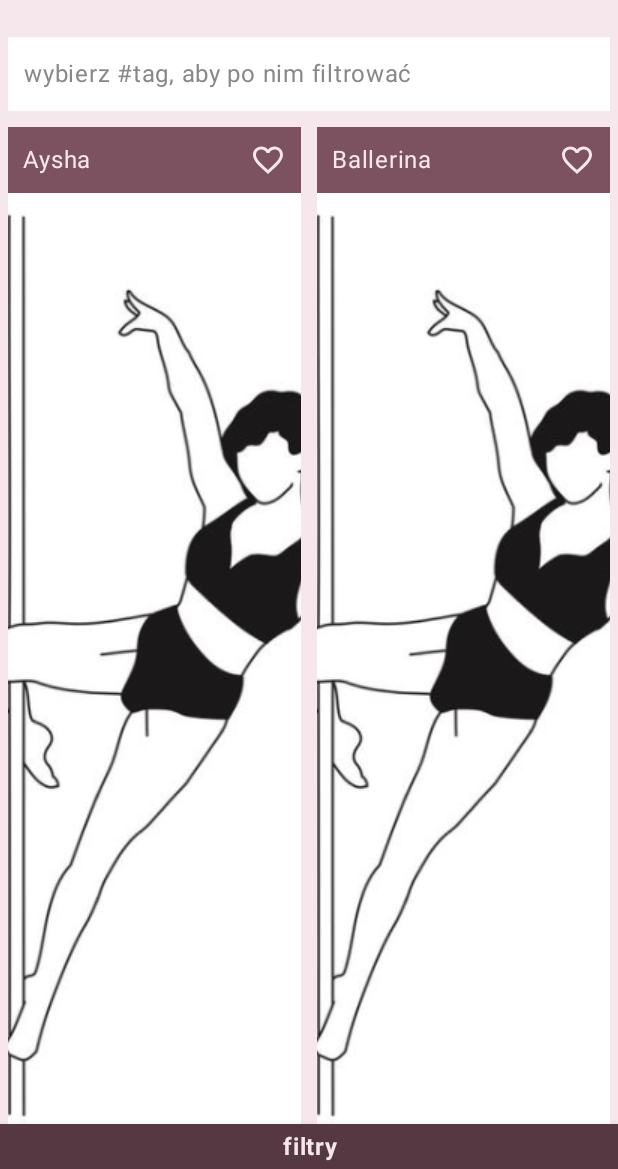
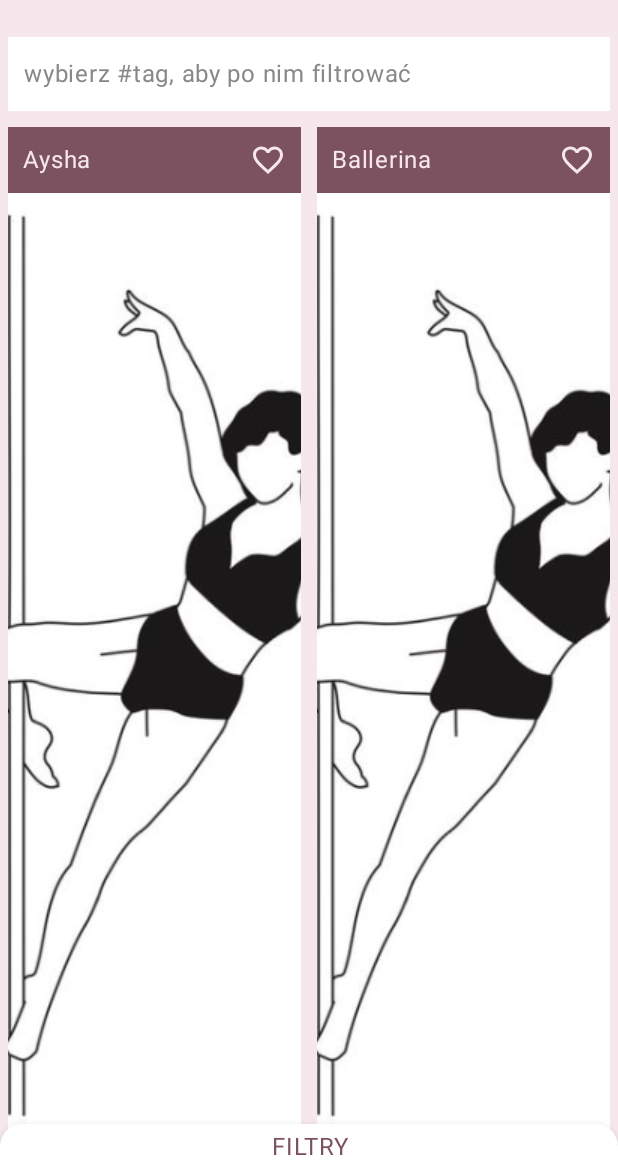
Before and after one commit to Hortensjaa/Pole_Planner, an Android app built with Jetpack Compose: the AllScreen screen opened through its navigation route, on a phone screen of 412 x 824 dp, the part 67-1236 px from its top. Run offline under Robolectric (Android 15) with nearby library versions, the phone set to English and light mode, and no system bars; our stand-ins replace Room's generated code.

Commit message:
more advanced filters by tags and diff

```diff
--- a/app/src/main/java/com/example/poleplanner/data_structure/Pose.kt
+++ b/app/src/main/java/com/example/poleplanner/data_structure/Pose.kt
@@ -16,7 +16,7 @@ data class Pose(
         "fugiat nulla pariatur. Excepteur sint occaecat cupidatat non proident, sunt " +
         "in culpa qui officia deserunt mollit anim id est laborum.",
     val photoResId: Int = R.drawable.pd, // future: opcja dodania własnego zdjęcia zamiast rysunku
-    val difficulty: Difficulty = Difficulty.BEGGINER, // fixme: usunąć tu default
+    val difficulty: Difficulty = Difficulty.BEGINNER, // fixme: usunąć tu default
     var saved: Boolean = false,
     var progress: Progress = Progress.NOT_YET,
     var notes: String = ""
@@ -38,7 +38,7 @@ enum class Progress {
 }
 
 enum class Difficulty {
-    BEGGINER,
+    BEGINNER,
     INTERMEDIATE,
     ADVANCED
 }
--- a/app/src/main/java/com/example/poleplanner/data_structure/PoseDao.kt
+++ b/app/src/main/java/com/example/poleplanner/data_structure/PoseDao.kt
@@ -26,6 +26,11 @@ interface PoseDao {
             "WHERE difficulty = :diff " +
             "ORDER BY poseName ASC ")
     fun filterDifficulty(diff: Difficulty): Flow<List<Pose>>
+
+    @Query("SELECT * FROM pose " +
+            "WHERE difficulty IN (:diffs) " +
+            "ORDER BY poseName ASC ")
+    fun filterDifficultyList(diffs: Collection<Difficulty>): Flow<List<Pose>>
 
     @Query("SELECT * FROM pose " +
             "WHERE progress = :prog " +
--- a/app/src/main/java/com/example/poleplanner/data_structure/PoseTagDao.kt
+++ b/app/src/main/java/com/example/poleplanner/data_structure/PoseTagDao.kt
@@ -13,7 +13,7 @@ interface PoseTagDao {
     // gettery
     @Transaction
     @Query("SELECT * FROM pose")
-    fun getPosesWithTags(): List<PoseWithTags>
+    fun filterPosesWithTags(): List<PoseWithTags>
 
     @Transaction
     @Query("SELECT * FROM tag")
@@ -55,7 +55,7 @@ interface PoseTagDao {
             "(SELECT poseName FROM PoseTagCrossRef " +
             "WHERE tagName = :tagName " +
             "ORDER BY poseName ASC)")
-    fun getPosesWithTag(tagName: String): Flow<List<Pose>>
+    fun filterPosesWithTag(tagName: String): Flow<List<Pose>>
 
     // pobranie figur o danych tagach
     @Transaction
@@ -65,6 +65,19 @@ interface PoseTagDao {
             "   WHERE ptc.poseName = p.poseName " +
             "   AND ptc.tagName IN (:tagNames)) = :tagCount " +
             "ORDER BY poseName ASC")
-    fun getPosesWithTags(tagNames: Collection<String>, tagCount: Int): Flow<List<Pose>>
+    fun filterPosesWithTags(tagNames: Collection<String>, tagCount: Int): Flow<List<Pose>>
+
+    @Transaction
+    @Query("SELECT DISTINCT p.* FROM pose p " +
+            "WHERE (" +
+            "   SELECT COUNT(*) FROM PoseTagCrossRef ptc " +
+            "   WHERE ptc.poseName = p.poseName " +
+            "   AND ptc.tagName IN (:tagNames)) = :tagCount " +
+            "AND difficulty IN (:diffs)" +
+            "ORDER BY poseName ASC")
+    fun filterDifficultyAndTags(
+        tagNames: Collection<String>,
+        tagCount: Int,
+        diffs: Collection<Difficulty>): Flow<List<Pose>>
 
 }
--- a/app/src/main/java/com/example/poleplanner/poses_list_view/AllPosesState.kt
+++ b/app/src/main/java/com/example/poleplanner/poses_list_view/AllPosesState.kt
@@ -5,6 +5,6 @@ import com.example.poleplanner.data_structure.Pose
 
 data class AllPosesState(
     val poses: List<Pose> = emptyList(),
-    val diffFilter: Difficulty? = null,
+    val diffFilters: Collection<Difficulty> = Difficulty.values().toList(),
     val tagFilters: Collection<String> = emptyList()
 )
--- a/app/src/main/java/com/example/poleplanner/poses_list_view/PosesViewModel.kt
+++ b/app/src/main/java/com/example/poleplanner/poses_list_view/PosesViewModel.kt
@@ -3,10 +3,8 @@ package com.example.poleplanner.poses_list_view
 import androidx.lifecycle.ViewModel
 import androidx.lifecycle.viewModelScope
 import com.example.poleplanner.data_structure.Difficulty
-import com.example.poleplanner.data_structure.Pose
 import com.example.poleplanner.data_structure.PoseDao
 import com.example.poleplanner.data_structure.PoseTagDao
-import kotlinx.coroutines.Dispatchers
 import kotlinx.coroutines.ExperimentalCoroutinesApi
 import kotlinx.coroutines.flow.MutableStateFlow
 import kotlinx.coroutines.flow.SharingStarted
@@ -14,49 +12,32 @@ import kotlinx.coroutines.flow.combine
 import kotlinx.coroutines.flow.flatMapLatest
 import kotlinx.coroutines.flow.stateIn
 import kotlinx.coroutines.launch
-import kotlinx.coroutines.withContext
 
 class PosesViewModel (
     val poseDao: PoseDao,
     val PTdao: PoseTagDao
 ) : ViewModel() {
 
-    private val _diffFilter = MutableStateFlow<Difficulty?>(null)
+    private val _diffFilters = MutableStateFlow<Collection<Difficulty>>(Difficulty.values().toList())
     private val _tagNamesFilters = MutableStateFlow<Collection<String>>(emptyList())
 
     @OptIn(ExperimentalCoroutinesApi::class)
-    private val _poses = combine(_diffFilter, _tagNamesFilters) { difficulty, tags ->
-        Pair(difficulty, tags)
+    private val _poses = combine(_diffFilters, _tagNamesFilters) { diffs, tags ->
+        Pair(diffs, tags)
     }.flatMapLatest {
-        (difficulty, tags) ->
-        when {
-            // todo: wieloaspektowe filtry
-//            difficulty != null && tags.isNotEmpty()
-//                -> poseDao.filterByDifficultyAndTags(difficulty, tags)
-            tags.isNotEmpty()
-                -> PTdao.getPosesWithTags(tags, tags.size)
-            difficulty != null
-                -> poseDao.filterDifficulty(difficulty)
-            else -> poseDao.sortByName()
-            }
+        (diffs, tags) -> PTdao.filterDifficultyAndTags(tags, tags.size, diffs)
         }
         .stateIn(viewModelScope, SharingStarted.WhileSubscribed(), emptyList())
 
     private val _state = MutableStateFlow(AllPosesState())
-    val state = combine(_state, _diffFilter, _tagNamesFilters, _poses) {
-        state, diffFilter, tagNamesFilters,  poses ->
+    val state = combine(_state, _diffFilters, _tagNamesFilters, _poses) {
+        state, diffFilters, tagNamesFilters,  poses ->
         state.copy(
             poses = poses,
-            diffFilter = diffFilter,
+            diffFilters = diffFilters,
             tagFilters = tagNamesFilters
         )
     }.stateIn(viewModelScope, SharingStarted.WhileSubscribed(5000), AllPosesState())
-
-    suspend fun getPoseByName(name: String): Pose {
-        return withContext(Dispatchers.IO) {
-            poseDao.getByName(name)
-        }
-    }
 
     fun onEvent(event: PoseEvent) {
         when(event) {
@@ -71,15 +52,19 @@ class PosesViewModel (
                 }
             }
 
-            is PoseEvent.FilterByDiff -> {
+            is PoseEvent.AddDiffFilter -> {
                 viewModelScope.launch {
-                    _diffFilter.value = event.diff
+                    _diffFilters.value += event.diff
                 }
             }
 
-            is PoseEvent.ClearDiffFilter -> {
+            is PoseEvent.DeleteDiffFilter -> {
                 viewModelScope.launch {
-                    _diffFilter.value = null
+                    if (event.diff in _diffFilters.value) {
+                        _diffFilters.value = _diffFilters.value.toMutableList().apply {
+                            remove(event.diff)
+                        }
+                    }
                 }
             }
 
@@ -94,10 +79,8 @@ class PosesViewModel (
             is PoseEvent.DeleteTagFilter -> {
                 viewModelScope.launch {
                     if (event.tag in _tagNamesFilters.value) {
-                        if (event.tag in _tagNamesFilters.value) {
-                            _tagNamesFilters.value = _tagNamesFilters.value.toMutableList().apply {
-                                remove(event.tag)
-                            }
+                        _tagNamesFilters.value = _tagNamesFilters.value.toMutableList().apply {
+                            remove(event.tag)
                         }
                     }
                 }
--- a/app/src/main/java/com/example/poleplanner/poses_list_view/composables/FiltersBar.kt
+++ b/app/src/main/java/com/example/poleplanner/poses_list_view/composables/FiltersBar.kt
@@ -1,8 +1,8 @@
 package com.example.poleplanner.poses_list_view.composables
 
-import androidx.compose.foundation.background
 import androidx.compose.foundation.layout.fillMaxWidth
 import androidx.compose.foundation.layout.padding
+import androidx.compose.foundation.shape.RoundedCornerShape
 import androidx.compose.material.BottomSheetScaffold
 import androidx.compose.material.BottomSheetValue
 import androidx.compose.material.ExperimentalMaterialApi
@@ -12,7 +12,6 @@ import androidx.compose.material3.MaterialTheme
 import androidx.compose.material3.Text
 import androidx.compose.runtime.Composable
 import androidx.compose.ui.Modifier
-import androidx.compose.ui.text.font.FontWeight
 import androidx.compose.ui.text.style.TextAlign
 import androidx.compose.ui.unit.dp
 import androidx.compose.ui.unit.sp
@@ -44,23 +43,19 @@ fun FiltersBar(
             scaffoldState = scaffoldState,
             sheetContent =
             {
-//                Divider(
-//                    color = MaterialTheme.colorScheme.primary,
-//                    thickness = (padding/2).dp)
                 Text(
-                    text = "filtry",
-                    color = MaterialTheme.colorScheme.background,
+                    text = "FILTRY",
+                    color = MaterialTheme.colorScheme.primary,
                     lineHeight = height.sp,
                     textAlign = TextAlign.Center,
-                    fontWeight = FontWeight.Bold,
                     modifier = Modifier
                         .fillMaxWidth()
-                        .background(color = MaterialTheme.colorScheme.onPrimary)
                         .padding(padding.dp)
                     )
                 FiltersBarContent(state, viewModel)
             },
-            sheetPeekHeight = (height + 2 * padding).dp
+            sheetPeekHeight = (height + 2 * padding).dp,
+            sheetShape = RoundedCornerShape(15.dp),
         ) {
             content()
         }
--- a/app/src/main/java/com/example/poleplanner/poses_list_view/composables/FiltersBarContent.kt
+++ b/app/src/main/java/com/example/poleplanner/poses_list_view/composables/FiltersBarContent.kt
@@ -4,12 +4,10 @@ import androidx.compose.foundation.background
 import androidx.compose.foundation.layout.Arrangement
 import androidx.compose.foundation.layout.Column
 import androidx.compose.foundation.layout.Row
-import androidx.compose.foundation.layout.Spacer
 import androidx.compose.foundation.layout.fillMaxWidth
 import androidx.compose.foundation.layout.padding
-import androidx.compose.material3.Button
+import androidx.compose.material3.Checkbox
 import androidx.compose.material3.MaterialTheme
-import androidx.compose.material3.RadioButton
 import androidx.compose.material3.Text
 import androidx.compose.runtime.Composable
 import androidx.compose.ui.Alignment
@@ -36,14 +34,6 @@ fun FiltersBarContent(
             verticalAlignment = Alignment.CenterVertically
         ) {
             Text(text = "Poziom")
-            Spacer(modifier = Modifier.weight(1f))
-            Button(
-                onClick = {
-                    viewModel.onEvent(PoseEvent.ClearDiffFilter)
-                }
-            ) {
-                Text(text = "wyczyść")
-            }
         }
         Column(
             modifier = Modifier.fillMaxWidth(),
@@ -53,13 +43,14 @@ fun FiltersBarContent(
                 Row(
                     verticalAlignment = Alignment.CenterVertically
                 ) {
-                    RadioButton(
-                        selected = state.diffFilter == diff,
-                        onClick = {
-                            viewModel.onEvent(PoseEvent.FilterByDiff(diff))
+                    Checkbox(
+                        checked = (diff in state.diffFilters),
+                        onCheckedChange = {
+                            if (it) viewModel.onEvent(PoseEvent.AddDiffFilter(diff))
+                            else viewModel.onEvent(PoseEvent.DeleteDiffFilter(diff))
                         }
                     )
-                    Text(text = diff.name, maxLines = 1)
+                    Text(text = diff.toString(), maxLines = 1)
                 }
             }
         }
--- a/app/src/main/java/com/example/poleplanner/ui/theme/Color.kt
+++ b/app/src/main/java/com/example/poleplanner/ui/theme/Color.kt
@@ -9,7 +9,7 @@ val LightPink = Color(0xFFEFB8C8)
 val Purple40 = Color(0xFF6650a4)
 val PurpleGrey40 = Color(0xFF625b71)
 val DarkPink = Color(0xFF7D5260)
-val DarkerPink = Color(0xFF553841)
+val DarkerPink = Color(0xFF3D282F)
 
 val AlmostWhite = Color(0xFFF5E7EB)
 val Beige = Color(0xFFD19B8A)
```
Also changed, not shown: app/src/main/java/com/example/poleplanner/poses_list_view/PoseEvent.kt (+5 -3 lines).
